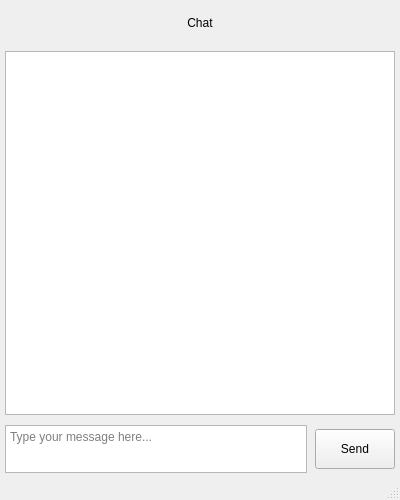
Old version of the form Project/form.ui in the repository nhimsel/project-csc3070.
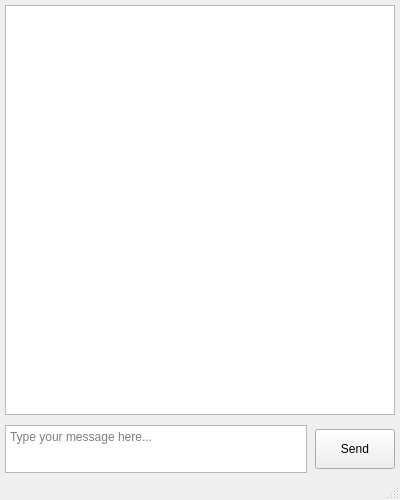
New version of the form.

Commit message: we don't need to specify the chat is a chat

The edit to the form file:
```diff
--- a/Project/form.ui
+++ b/Project/form.ui
@@ -30,22 +30,7 @@
     <property name="bottomMargin">
      <number>5</number>
     </property>
-    <item>
-     <widget class="QLabel" name="header">
-      <property name="minimumSize">
-       <size>
-        <width>0</width>
-        <height>36</height>
-       </size>
-      </property>
-      <property name="text">
-       <string>Chat</string>
-      </property>
-      <property name="alignment">
-       <set>Qt::AlignmentFlag::AlignCenter</set>
-      </property>
-     </widget>
-    </item>
+    <!-- header QLabel removed -->
     <item>
      <widget class="QTextBrowser" name="textBrowser_conversation">
       <property name="sizePolicy">
```
The commit also changes 1 other file.
